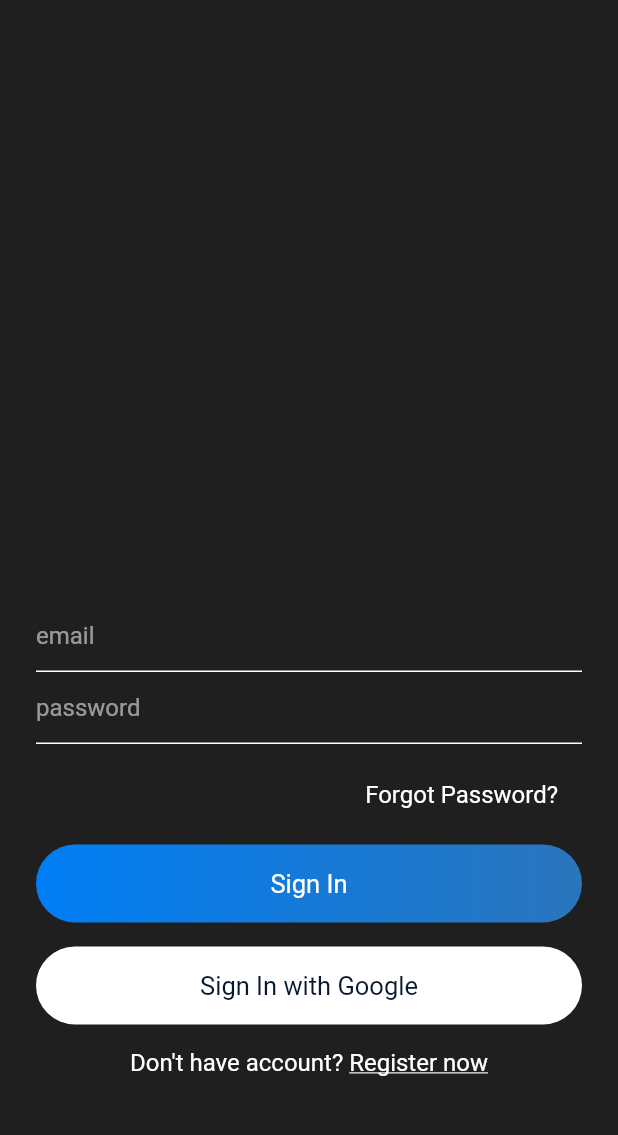
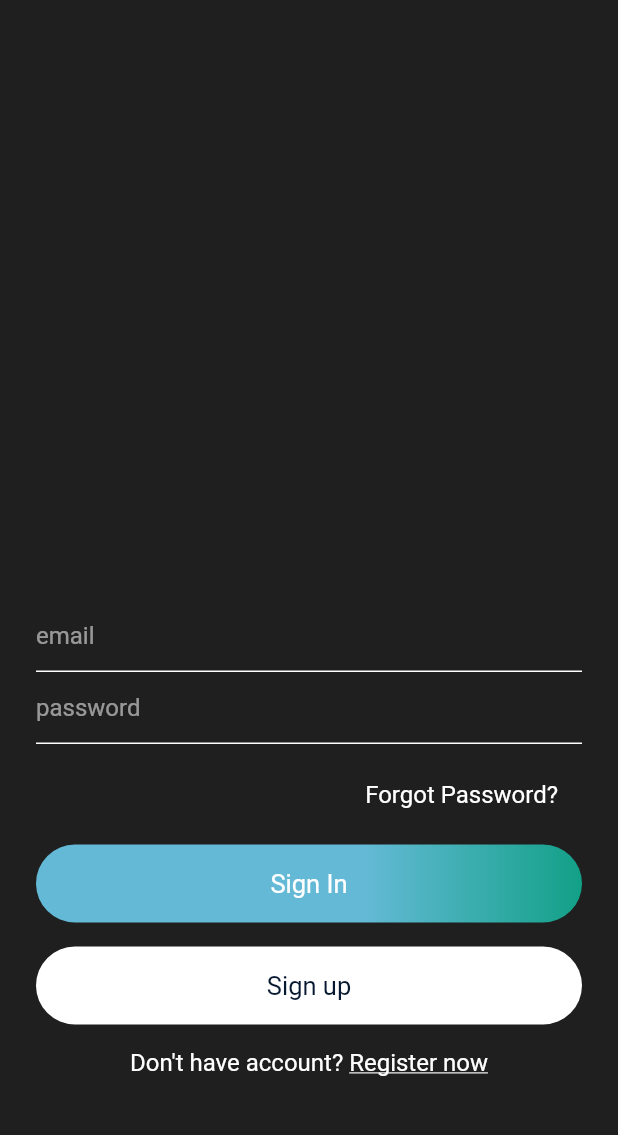
Before and after one commit to maximgnezdov/LetsStudy, a Flutter app: the screen it shows after launch, on a phone screen of 412 x 824 dp, the part 84-1219 px from its top. Run offline on Flutter 3.47's test engine with Material 2 defaults, Android fonts, the phone set to English and light mode, and no system bars; our stand-ins replace cloud_firestore, firebase_auth, google_sign_in, shared_preferences; accounts and stored records are empty; Roboto replaces fonts that are missing (OverpassRegular).

Commit message:
Added sets of collors

```diff
--- a/lib/helper/theme.dart
+++ b/lib/helper/theme.dart
@@ -3,4 +3,17 @@ import 'package:flutter/material.dart';
 class CustomTheme {
   static Color colorAccent = Color(0xff007EF4);
   static Color textColor = Color(0xff071930);
+  static Color primaryColor = Colors.white;
+  static Color accentColor =  Color(0xff4fc3f7);
+  static Color secondaryColor = Colors.black;
+  static Color primaryTextColor = Colors.white;
+  static Color secondaryTextColor = Colors.black;
+  static Color primaryBackgroundColor = Colors.white;
+  static Color selfMessageBackgroundColor = Color(0xff64BAD6);
+  static Color gradientColor = Color.fromRGBO(18, 160, 135, 1);
+  static Color otherMessageBackgroundColor = Colors.white;
+  static Color selfMessageColor = Colors.white;
+  static Color otherMessageColor = Color(0xff3f3f3f);
+  static Color greyColor = Colors.grey;
+  static Color chatBackgroundColor = Color(0xffCFF0FB)  ;
 }
--- a/lib/services/auth.dart
+++ b/lib/services/auth.dart
@@ -44,7 +44,7 @@ class AuthService {
     }
   }
 
-  Future<FirebaseUser> signInWithGoogle(BuildContext context) async {
+  /*Future<FirebaseUser> signInWithGoogle(BuildContext context) async {
     final GoogleSignIn _googleSignIn = new GoogleSignIn();
 
     final GoogleSignInAccount googleSignInAccount =
@@ -64,7 +64,7 @@ class AuthService {
       Navigator.push(context, MaterialPageRoute(builder: (context) => Chat()));
     }
   }
-
+*/
   Future signOut() async {
     try {
       return await _auth.signOut();
--- a/lib/views/signin.dart
+++ b/lib/views/signin.dart
@@ -137,9 +137,15 @@ class _SignInState extends State<SignIn> {
                       decoration: BoxDecoration(
                           borderRadius: BorderRadius.circular(30),
                           gradient: LinearGradient(
+                            begin: Alignment.centerLeft,
+                            end: Alignment.centerRight,
+                            stops: [
+                              0.6,
+                              1
+                            ],
                             colors: [
-                              const Color(0xff007EF4),
-                              const Color(0xff2A75BC)
+                               CustomTheme.selfMessageBackgroundColor,
+                               CustomTheme.gradientColor
                             ],
                           )),
                       width: MediaQuery.of(context).size.width,
@@ -160,7 +166,7 @@ class _SignInState extends State<SignIn> {
                         color: Colors.white),
                     width: MediaQuery.of(context).size.width,
                     child: Text(
-                      "Sign In with Google",
+                      "Sign up",
                       style:
                           TextStyle(fontSize: 17, color: CustomTheme.textColor),
                       textAlign: TextAlign.center,
```
Also changed, not shown: pubspec.lock.
